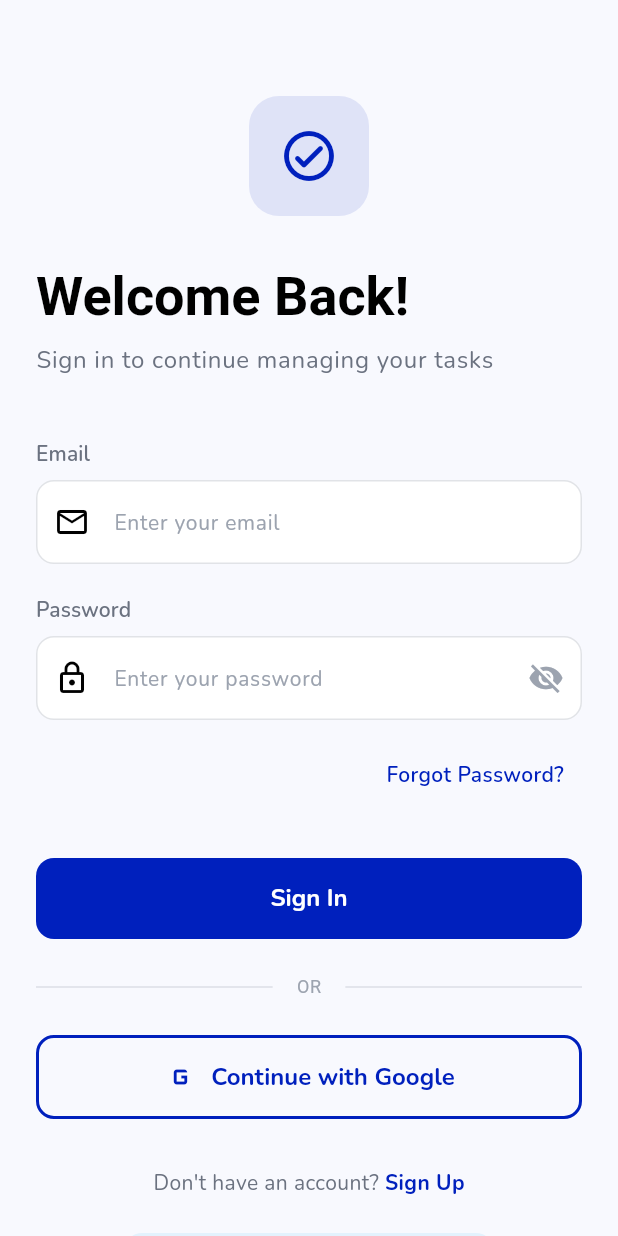
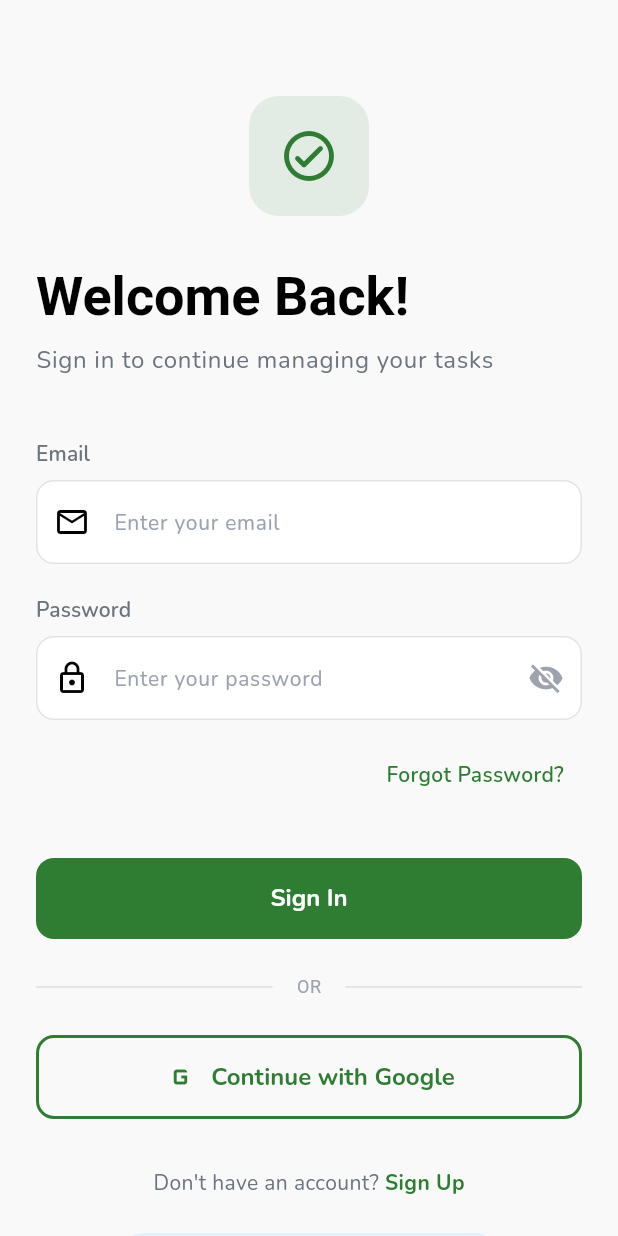
Before and after one commit to rohitsharma342/todododod, a Flutter app: the screen it shows after launch, on a phone screen of 412 x 824 dp. Run offline on Flutter 3.47's test engine with Material 3 defaults, Android fonts, the phone set to English and light mode, and no system bars; drawn by our look-alikes of flutter_animate; our stand-ins replace cached_network_image, google_fonts; accounts and stored records are empty; network calls fail.

Commit message:
Updated project for todododod

```diff
--- a/lib/config/app_theme.dart
+++ b/lib/config/app_theme.dart
@@ -2,10 +2,10 @@ import 'package:flutter/material.dart';
 import 'package:google_fonts/google_fonts.dart';
 
 class AppTheme {
-  static const Color primaryColor = Color(0xFF0020BD);
-  static const Color secondaryColor = Color(0xFF6B7AED);
+  static const Color primaryColor = Color(0xFF2E7D32);
+  static const Color secondaryColor = Color(0xFF66BB6A);
   static const Color accentColor = Color(0xFFFFB74D);
-  static const Color backgroundColor = Color(0xFFF8F9FE);
+  static const Color backgroundColor = Color(0xFFF8F9F8);
   static const Color surfaceColor = Color(0xFFFFFFFF);
   static const Color errorColor = Color(0xFFE57373);
   static const Color successColor = Color(0xFF81C784);
@@ -18,6 +18,9 @@ class AppTheme {
   static const Color pastelGreen = Color(0xFFE8F5E9);
   static const Color pastelYellow = Color(0xFFFFF8E1);
   static const Color pastelPurple = Color(0xFFF3E5F5);
+
+  static const Color primaryColorOld = Color(0xFF0020BD);
+  static const Color secondaryColorOld = Color(0xFF6B7AED);
 
   static ThemeData get lightTheme {
     return ThemeData(
@@ -168,7 +171,7 @@ class AppTheme {
         shape: CircleBorder(),
       ),
       chipTheme: ChipThemeData(
-        backgroundColor: pastelBlue,
+        backgroundColor: pastelGreen,
         selectedColor: primaryColor,
         labelStyle: GoogleFonts.nunito(
           fontSize: 14,
```
Also changed, not shown: pubspec.lock (added).
